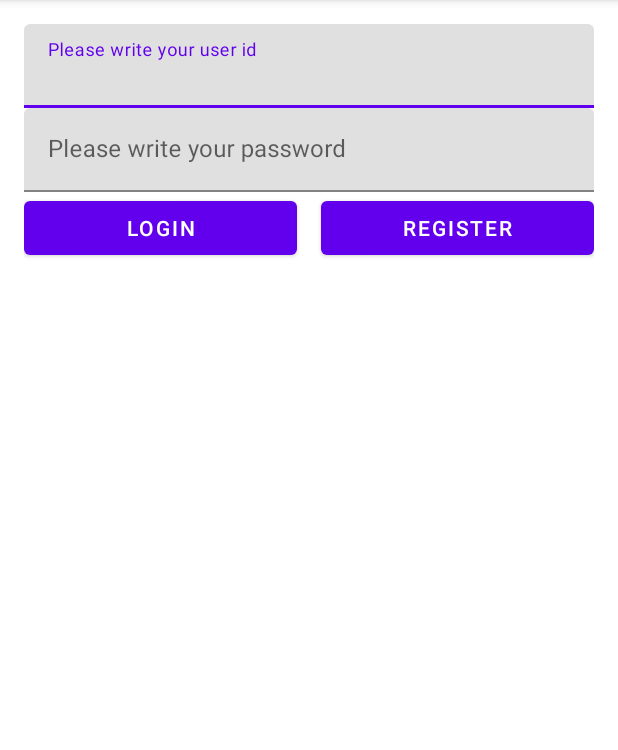
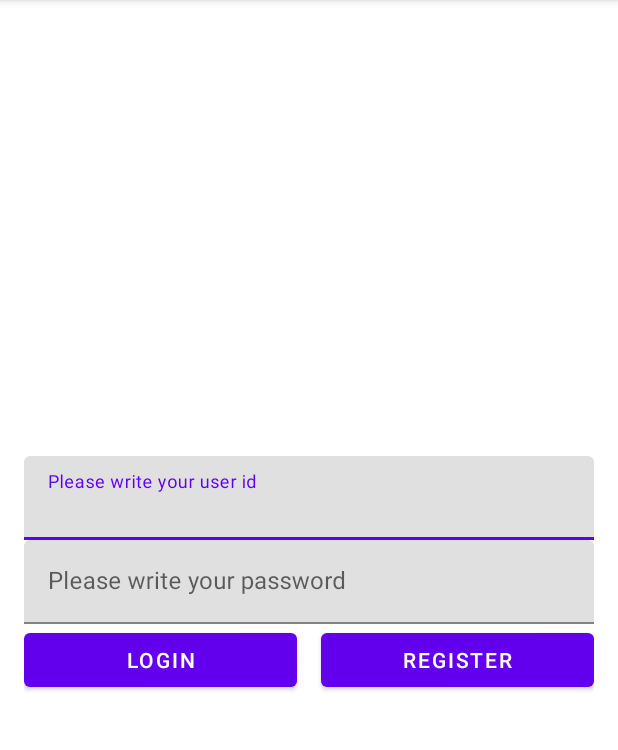
Before and after one commit to randomizerz/basicapp, an Android app: the screen it shows after launch (MainActivity), on a phone screen of 412 x 824 dp, the part 84-834 px from its top. Run offline under Robolectric (Android 15) with nearby library versions, the phone set to English and light mode, and no system bars.

Commit message:
constraintlayout instead of nested linearlayout.

```diff
--- a/app/src/main/res/layout/activity_main.xml
+++ b/app/src/main/res/layout/activity_main.xml
@@ -4,16 +4,22 @@
     xmlns:tools="http://schemas.android.com/tools"
     android:layout_width="match_parent"
     android:layout_height="match_parent"
-    android:gravity="center_vertical"
-    android:orientation="vertical"
     android:padding="16dp"
     tools:context=".MainActivity">
+
+    <androidx.constraintlayout.widget.Guideline
+        android:id="@+id/gl_middle"
+        android:layout_width="match_parent"
+        android:layout_height="wrap_content"
+        android:orientation="horizontal"
+        app:layout_constraintGuide_percent="0.5" />
 
     <com.google.android.material.textfield.TextInputLayout
         android:id="@+id/til_username"
         android:layout_width="match_parent"
         android:layout_height="wrap_content"
-        app:layout_constraintTop_toTopOf="parent">
+        app:layout_constraintBottom_toTopOf="@id/til_password"
+        app:layout_constraintTop_toTopOf="@id/gl_middle">
 
         <EditText
             android:id="@+id/et_username"
@@ -26,6 +32,7 @@
         android:id="@+id/til_password"
         android:layout_width="match_parent"
         android:layout_height="wrap_content"
+        app:layout_constraintBottom_toTopOf="@id/btn_login"
         app:layout_constraintTop_toBottomOf="@id/til_username">
 
         <EditText
@@ -42,6 +49,7 @@
         android:layout_height="wrap_content"
         android:layout_marginEnd="16dp"
         android:text="@string/login"
+        app:layout_constraintBottom_toBottomOf="@id/gl_middle"
         app:layout_constraintEnd_toStartOf="@id/btn_register"
         app:layout_constraintStart_toStartOf="parent"
         app:layout_constraintTop_toBottomOf="@id/til_password" />
```
